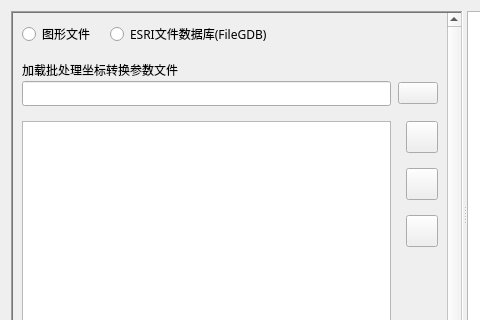
Qt form UI/UICoordTransform.ui (zou-mono/oneTools) before a commit; both pictures show x 0 to 480 and y 0 to 320 of the 1255 by 750 pixel window.
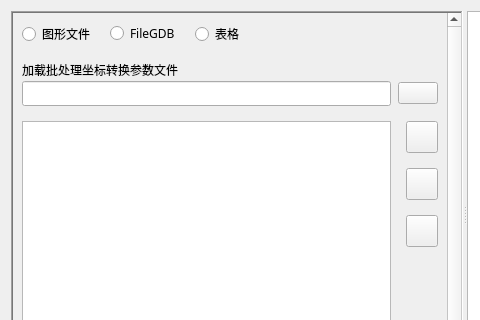
The same form after that commit. Icons and pictures are not drawn. Custom widgets are drawn as their Qt base class.

Commit message: add table type of coordinate transformation for UI.

Patch:
```diff
--- a/UI/UICoordTransform.ui
+++ b/UI/UICoordTransform.ui
@@ -105,7 +105,19 @@
                 </font>
                </property>
                <property name="text">
-                <string>ESRI文件数据库(FileGDB)</string>
+                <string>FileGDB</string>
+               </property>
+              </widget>
+             </item>
+             <item>
+              <widget class="QRadioButton" name="rbtn_table">
+               <property name="font">
+                <font>
+                 <family>微软雅黑</family>
+                </font>
+               </property>
+               <property name="text">
+                <string>表格</string>
                </property>
               </widget>
              </item>
```
The commit also changes 4 other files.
